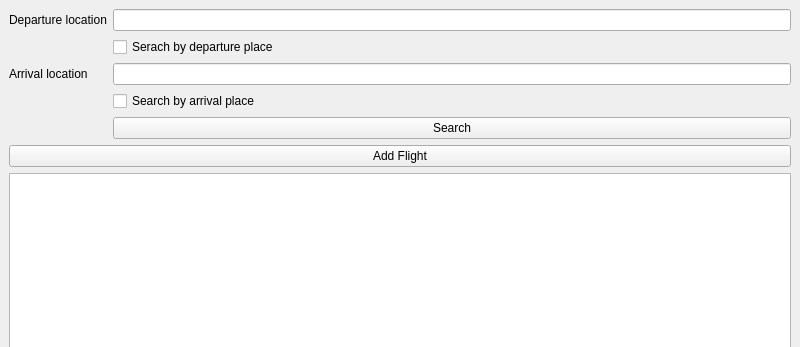
First picture: the form in FlyApplication/MainWindow.ui, repository tnt120/Qt-c-Flight-project, before the edit; both pictures show x 0 to 800 and y 0 to 347 of the 800 by 600 pixel window.
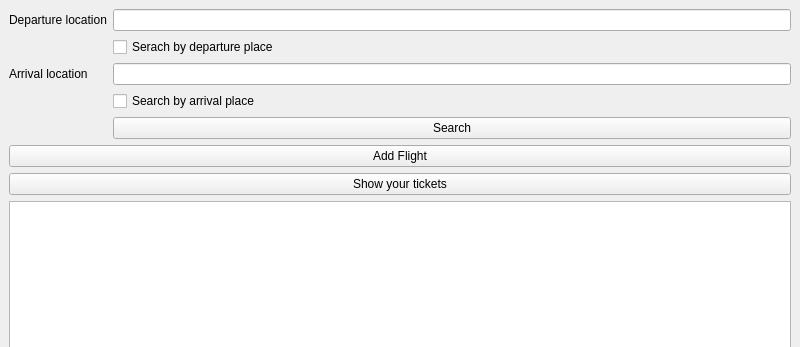
Second picture: the form after the edit.

Patch:
```diff
--- a/FlyApplication/MainWindow.ui
+++ b/FlyApplication/MainWindow.ui
@@ -67,9 +67,16 @@
       </item>
      </layout>
     </item>
-    <item row="2" column="0">
+    <item row="3" column="0">
      <widget class="QListWidget" name="listWidget"/>
     </item>
+    <item row="2" column="0">
+     <widget class="QPushButton" name="ShowTicketsButton">
+      <property name="text">
+       <string>Show your tickets</string>
+      </property>
+     </widget>
+    </item>
    </layout>
   </widget>
  </widget>
```
